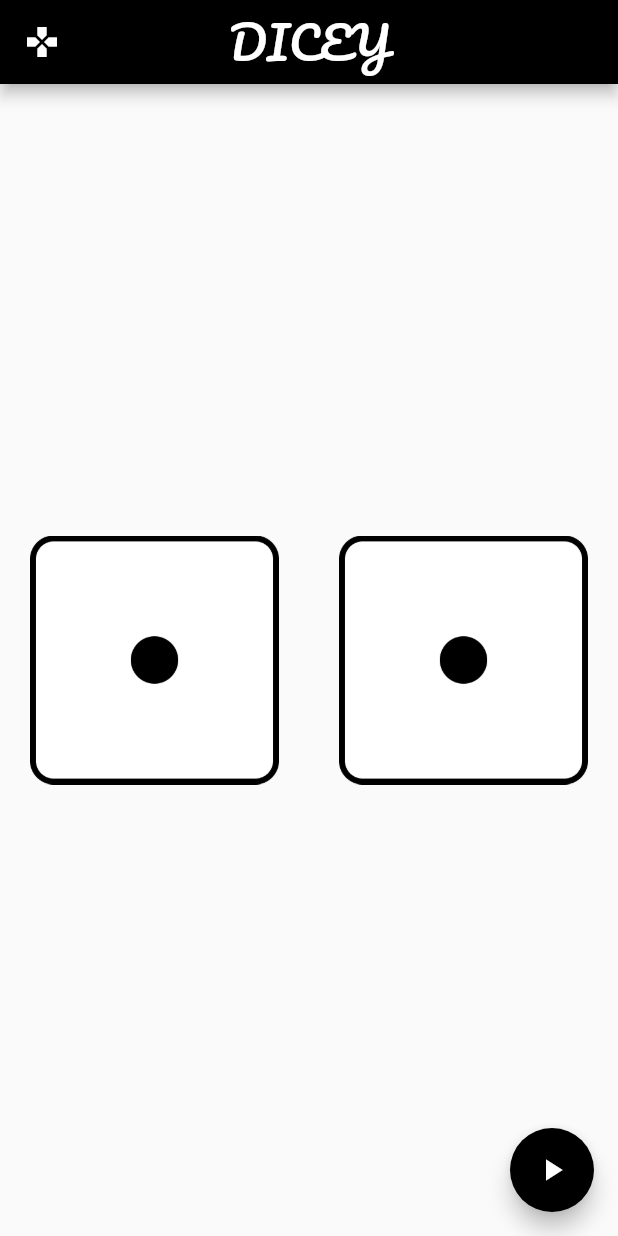
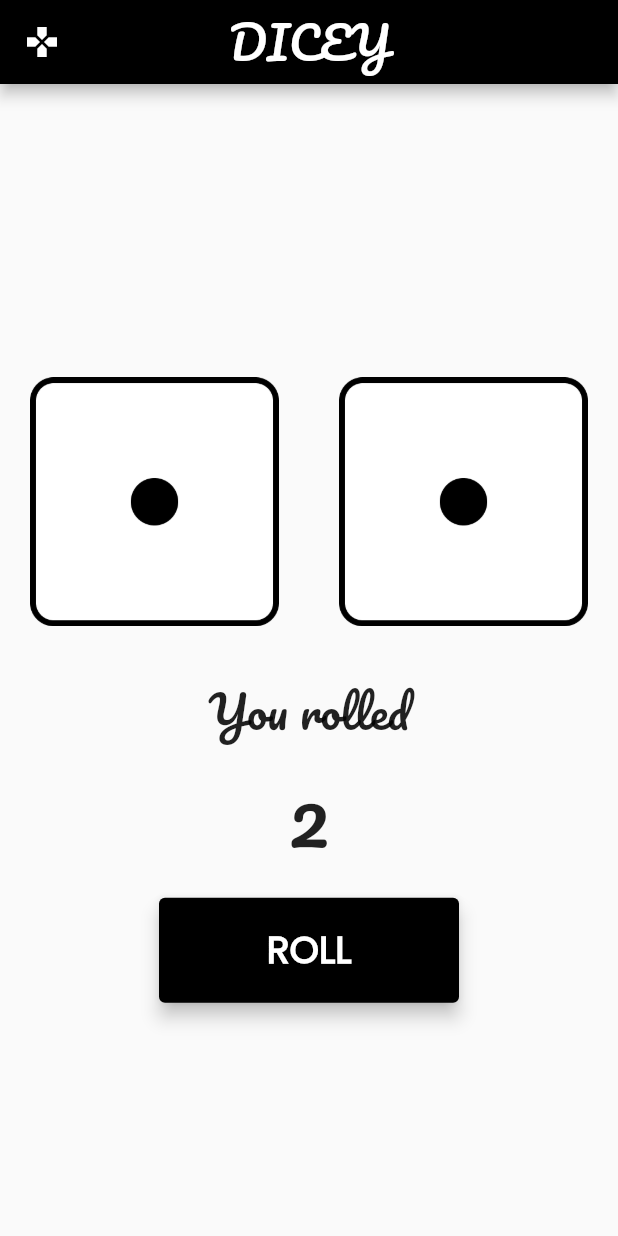
Before and after one commit to Aphosishiro/Dicey, a Flutter app: the screen it shows after launch, on a phone screen of 412 x 824 dp. Run offline on Flutter 3.47's test engine with Material 2 defaults, Android fonts, the light colour scheme and no system bars.

Commit message:
added string counter feature

```diff
--- a/lib/main.dart
+++ b/lib/main.dart
@@ -14,13 +14,14 @@ class Dicey extends StatefulWidget {
 
 int leftdicenumber = 1;
 int rightdicenumber = 1;
+int roll = 2;
 
 class _DiceyState extends State<Dicey> {
-
   void rolldice() {
     setState(() {
       leftdicenumber = Random().nextInt(6) + 1;
       rightdicenumber = Random().nextInt(6) + 1;
+      roll = leftdicenumber + rightdicenumber;
     });
   }
 
@@ -48,6 +49,9 @@ void rolldice() {
         body: Column(
         mainAxisAlignment: MainAxisAlignment.center,
           children: [
+            const SizedBox(
+            height: 30,
+          ),
           Row(
             children: [
               Expanded(
@@ -62,15 +66,46 @@ void rolldice() {
               )),
             ],
           ),
-          ],
+          const SizedBox(
+            height: 10,
           ),
-        floatingActionButton: FloatingActionButton(
+          const Text(
+            "You rolled",
+            style: TextStyle(
+              fontFamily: "Pacifico",
+              fontSize: 30,
+            ),
+          ),
+          Text(
+            "$roll",
+            style: const TextStyle(
+              fontFamily: "Pacifico",
+              fontSize: 50,
+            ),
+          ),
+          Container(
+            margin: const EdgeInsets.symmetric(vertical: 10),
+            height: 70,
+            width: 200,
+            child: ElevatedButton(
+                style: ButtonStyle(
+                  backgroundColor: MaterialStateProperty.all<Color>(Colors.black),
+                  elevation: MaterialStateProperty.all(5),
+                ),
                 onPressed: () {
                   rolldice();
                 },
-          backgroundColor: Colors.black,
-          child: const Icon(Icons.play_arrow),
+                child: const Text(
+                  "ROLL",
+                  style: TextStyle(
+                    fontFamily: "Poppins",
+                    fontSize: 25,
+                    fontWeight: FontWeight.bold,
                   ),
+                ),
+                ),
+          ),
+        ]),
       ),
     );
   }
```
Also changed, not shown: 37 other files. Lines whose indentation alone changed are shown as unchanged.
